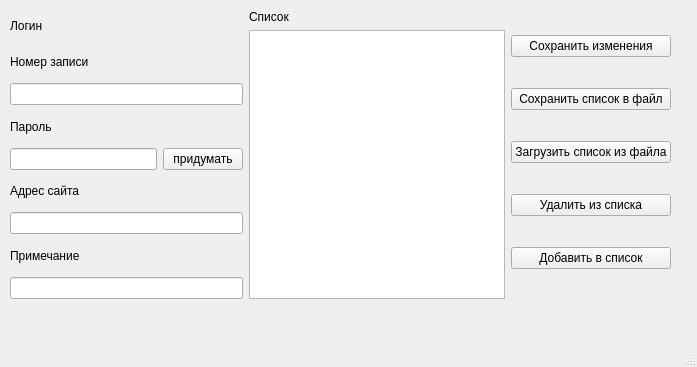
Old version of the form mainwindow.ui in the repository ArtNazarov/pg6.
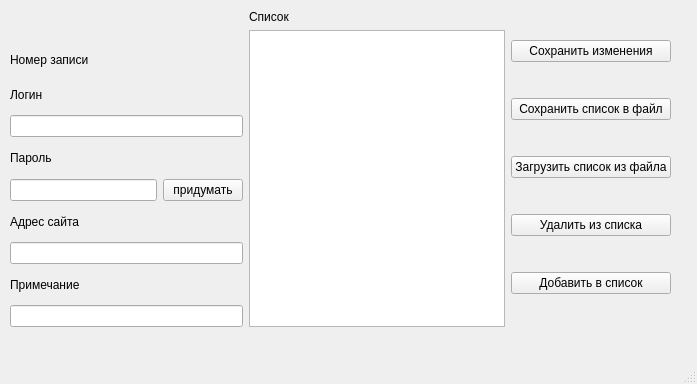
New version of the form.

Commit message: Save/Loads passwords from different files using dialog

Patch:
```diff
--- a/mainwindow.ui
+++ b/mainwindow.ui
@@ -7,7 +7,7 @@
     <x>0</x>
     <y>0</y>
     <width>697</width>
-    <height>367</height>
+    <height>384</height>
    </rect>
   </property>
   <property name="windowTitle">
@@ -29,16 +29,16 @@
       <x>10</x>
       <y>10</y>
       <width>661</width>
-      <height>289</height>
+      <height>317</height>
      </rect>
     </property>
     <layout class="QHBoxLayout" name="horizontalLayout_3">
      <item>
       <layout class="QVBoxLayout" name="verticalLayout">
        <item>
-        <widget class="QLabel" name="lbLogin">
+        <widget class="QLabel" name="lbFileName">
          <property name="text">
-          <string>Логин</string>
+          <string/>
          </property>
         </widget>
        </item>
@@ -49,6 +49,13 @@
          </property>
         </widget>
        </item>
+       <item>
+        <widget class="QLabel" name="lbLogin">
+         <property name="text">
+          <string>Логин</string>
+         </property>
+        </widget>
+       </item>
        <item>
         <widget class="QLineEdit" name="leLogin"/>
        </item>
```
The commit also changes 6 other files.
